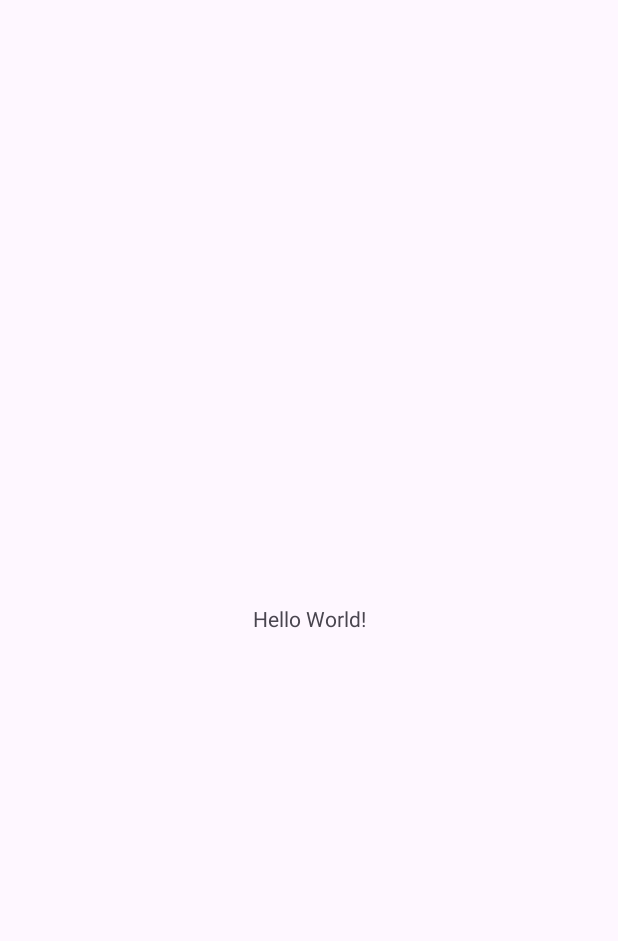
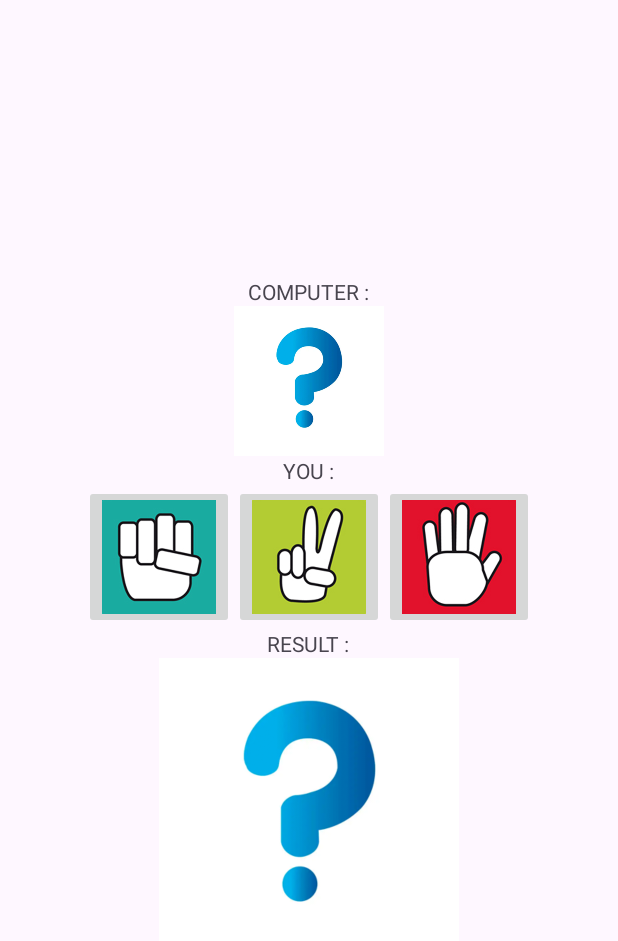
Before and after one commit to deaguss/rock-paper-scissors, an Android app: the screen it shows after launch (MainActivity), on a phone screen of 412 x 824 dp. Before the commit the part shown is almost empty. Shown: the top 941 px of the screen. Run offline under Robolectric (Android 15) with nearby library versions, the phone set to English and light mode, and no system bars.

Commit message:
up all features

```diff
--- /dev/null
+++ b/app/src/main/java/com/example/rock_paper_scissors/Game.kt
@@ -0,0 +1,32 @@
+package com.example.rock_paper_scissors
+
+import kotlin.random.Random
+
+object Game {
+
+    private val rules = mapOf(
+        "ROCK-SCISSORS" to true,
+        "ROCK-PAPER" to false,
+        "SCISSORS-PAPER" to true,
+        "SCISSORS-ROCK" to false,
+        "PAPER-ROCK" to true,
+        "PAPER-SCISSORS" to false,
+    )
+
+    private val options = listOf("ROCK", "SCISSORS", "PAPER")
+
+    private val optionDrawable = mapOf(
+        "ROCK" to R.drawable.rock,
+        "SCISSORS" to R.drawable.scissors,
+        "PAPER" to R.drawable.paper,
+    )
+
+    fun pickRandomOption(): String = options[Random.nextInt(0, 3)]
+
+    fun pickDrawable(option: String): Int = optionDrawable[option]!!
+
+    fun isDraw(from: String, to: String): Boolean = from == to
+
+    fun isWin(from: String, to: String): Boolean = rules["$from-$to"]!!
+
+}
--- a/app/src/main/java/com/example/rock_paper_scissors/MainActivity.kt
+++ b/app/src/main/java/com/example/rock_paper_scissors/MainActivity.kt
@@ -1,11 +1,49 @@
 package com.example.rock_paper_scissors
 
+import android.os.Bundle
+import android.widget.ImageButton
+import android.widget.ImageView
 import androidx.appcompat.app.AppCompatActivity
-import android.os.Bundle
 
 class MainActivity : AppCompatActivity() {
+
+    private lateinit var computerImageView: ImageView
+    private lateinit var rockImageButton: ImageButton
+    private lateinit var scissorsImageButton: ImageButton
+    private lateinit var paperImageButton: ImageButton
+    private lateinit var resultImageView: ImageView
+
+    private fun initComponents() {
+        computerImageView = findViewById(R.id.computerImageView)
+        rockImageButton = findViewById(R.id.rockImageButton)
+        scissorsImageButton = findViewById(R.id.scissorsImageButton)
+        paperImageButton = findViewById(R.id.paperImageButton)
+        resultImageView = findViewById(R.id.resultImageView)
+    }
+
+    private fun initListeners() {
+        rockImageButton.setOnClickListener { startGame("ROCK") }
+        scissorsImageButton.setOnClickListener { startGame("SCISSORS") }
+        paperImageButton.setOnClickListener { startGame("PAPER") }
+    }
+
+    private fun startGame(option: String) {
+        val computerOption = Game.pickRandomOption()
+        computerImageView.setImageResource(Game.pickDrawable(computerOption))
+
+        when {
+            Game.isDraw(option, computerOption) -> resultImageView.setImageResource(R.drawable.draw)
+            Game.isWin(option, computerOption) -> resultImageView.setImageResource(R.drawable.win)
+            else -> resultImageView.setImageResource(R.drawable.lose)
+        }
+    }
+
     override fun onCreate(savedInstanceState: Bundle?) {
         super.onCreate(savedInstanceState)
-        setContentView(R.layout.activity_main)
+        setContentView(R.layout.game)
+
+        initComponents()
+        initListeners()
     }
+
 }
--- /dev/null
+++ b/app/src/main/res/layout/game.xml
@@ -0,0 +1,86 @@
+<?xml version="1.0" encoding="utf-8"?>
+<LinearLayout xmlns:android="http://schemas.android.com/apk/res/android"
+    android:orientation="vertical"
+    android:layout_width="match_parent"
+    android:layout_height="wrap_content"
+    android:layout_gravity="center_vertical">
+
+    <TextView
+        android:layout_width="wrap_content"
+        android:layout_height="wrap_content"
+        android:text="COMPUTER :"
+        android:layout_gravity="center_horizontal"/>
+
+    <ImageView
+        android:id="@+id/computerImageView"
+        android:layout_width="wrap_content"
+        android:layout_height="wrap_content"
+        android:layout_gravity="center_horizontal"
+        android:src="@drawable/question"
+        android:maxWidth="100dp"
+        android:maxHeight="100dp"
+        android:scaleType="fitCenter"
+        android:adjustViewBounds="true"/>
+
+    <TextView
+        android:layout_width="wrap_content"
+        android:layout_height="wrap_content"
+        android:text="YOU :"
+        android:layout_gravity="center_horizontal"/>
+
+    <LinearLayout
+        android:layout_width="wrap_content"
+        android:layout_height="wrap_content"
+        android:orientation="horizontal"
+        android:layout_gravity="center_horizontal">
+
+        <ImageButton
+            android:id="@+id/rockImageButton"
+            android:layout_width="wrap_content"
+            android:layout_height="wrap_content"
+            android:src="@drawable/rock"
+            android:maxHeight="100dp"
+            android:maxWidth="100dp"
+            android:adjustViewBounds="true"
+            android:scaleType="fitCenter"/>
+
+        <ImageButton
+            android:id="@+id/scissorsImageButton"
+            android:layout_width="wrap_content"
+            android:layout_height="wrap_content"
+            android:src="@drawable/scissors"
+            android:maxHeight="100dp"
+            android:maxWidth="100dp"
+            android:adjustViewBounds="true"
+            android:scaleType="fitCenter"/>
+
+        <ImageButton
+            android:id="@+id/paperImageButton"
+            android:layout_width="wrap_content"
+            android:layout_height="wrap_content"
+            android:src="@drawable/paper"
+            android:maxHeight="100dp"
+            android:maxWidth="100dp"
+            android:adjustViewBounds="true"
+            android:scaleType="fitCenter"/>
+
+    </LinearLayout>
+
+    <TextView
+        android:layout_width="wrap_content"
+        android:layout_height="wrap_content"
+        android:text="RESULT :"
+        android:layout_gravity="center_horizontal"/>
+
+    <ImageView
+        android:id="@+id/resultImageView"
+        android:layout_width="wrap_content"
+        android:layout_height="wrap_content"
+        android:layout_gravity="center_horizontal"
+        android:src="@drawable/question"
+        android:maxWidth="200dp"
+        android:maxHeight="200dp"
+        android:scaleType="fitCenter"
+        android:adjustViewBounds="true"/>
+
+</LinearLayout>
```
Also changed, not shown: app/src/main/res/drawable/draw.png (added), app/src/main/res/drawable/lose.png (added), app/src/main/res/drawable/paper.png (added), app/src/main/res/drawable/question.png (added), app/src/main/res/drawable/rock.png (added), app/src/main/res/drawable/scissors.png (added), app/src/main/res/drawable/win.png (added), 1 other file.
